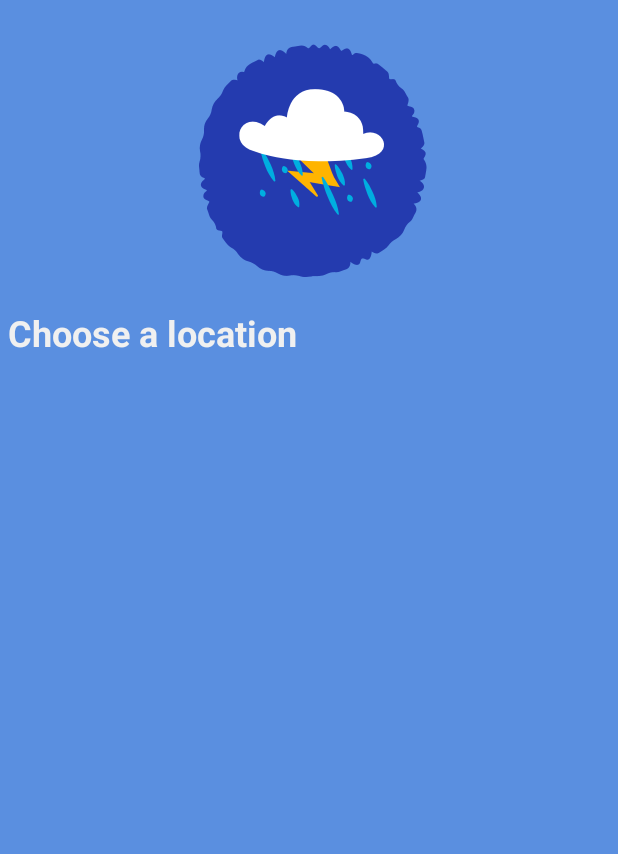
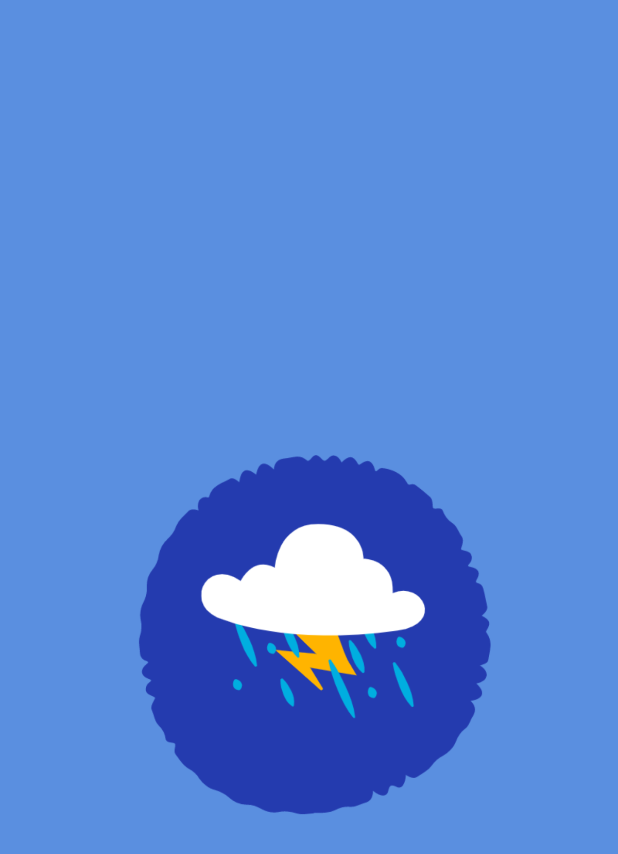
Before and after one commit to KellyEgesa/Weather, an Android app: the layout activity_main.xml on its own in the app's theme, with its tools: preview values and no code run, on a phone screen of 412 x 824 dp. Shown: the top 854 px of the screen. Run offline under Robolectric (Android 15) with nearby library versions, the phone set to English and light mode, and no system bars.

Commit message:
Corrected bugs

```diff
--- a/app/src/main/res/layout/activity_main.xml
+++ b/app/src/main/res/layout/activity_main.xml
@@ -7,10 +7,26 @@
     android:background="@color/secondary"
     tools:context=".UserInterface.MainActivity">
 
-    <LinearLayout
+    <RelativeLayout
+        android:id="@+id/secondaryLayout"
         android:layout_width="match_parent"
         android:layout_height="match_parent"
-        android:orientation="vertical">
+        android:gravity="center">
+
+        <ImageView
+            android:id="@+id/imageView5"
+            android:layout_width="wrap_content"
+            android:layout_height="wrap_content"
+            app:srcCompat="@drawable/logo" />
+
+    </RelativeLayout>
+
+    <LinearLayout
+        android:id="@+id/mainLayout"
+        android:layout_width="match_parent"
+        android:layout_height="match_parent"
+        android:orientation="vertical"
+        android:visibility="invisible">
 
         <ImageView
             android:id="@+id/imageView2"
--- a/app/src/main/res/layout/fragment_switch_on_gps.xml
+++ b/app/src/main/res/layout/fragment_switch_on_gps.xml
@@ -38,15 +38,13 @@
                     android:id="@+id/gpsButton"
                     android:layout_width="wrap_content"
                     android:layout_height="wrap_content"
-                    android:layout_weight="1"
                     android:padding="5dp"
                     android:text="Switch on Location" />
 
                 <TextView
                     android:id="@+id/textViewCancel"
-                    android:layout_width="wrap_content"
+                    android:layout_width="match_parent"
                     android:layout_height="wrap_content"
-                    android:layout_weight="1"
                     android:padding="5dp"
                     android:text="Cancel"
                     android:textAlignment="center"
```
Also changed, not shown: app/src/main/java/com/wit/weather/Adapters/ListCitiesAdapter.java (+14 -1 lines), app/src/main/java/com/wit/weather/UserInterface/Fragments/SwitchOnGpsFragment.java (+6 -1 lines), app/src/main/java/com/wit/weather/UserInterface/MainActivity.java (+29 -5 lines).
